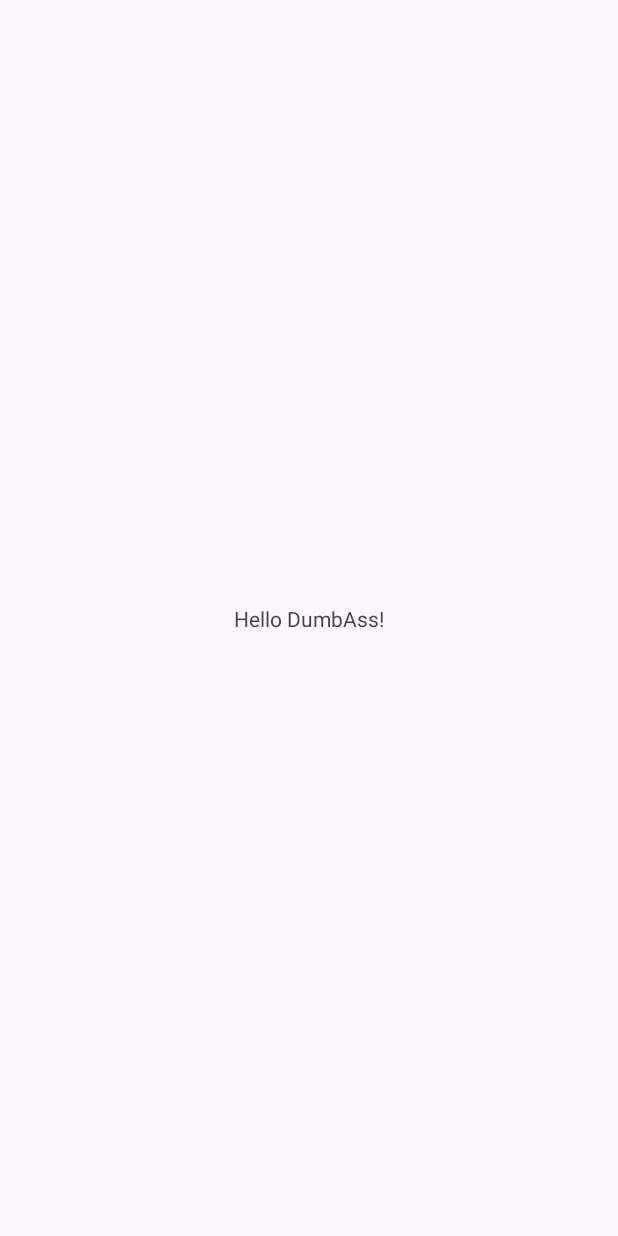
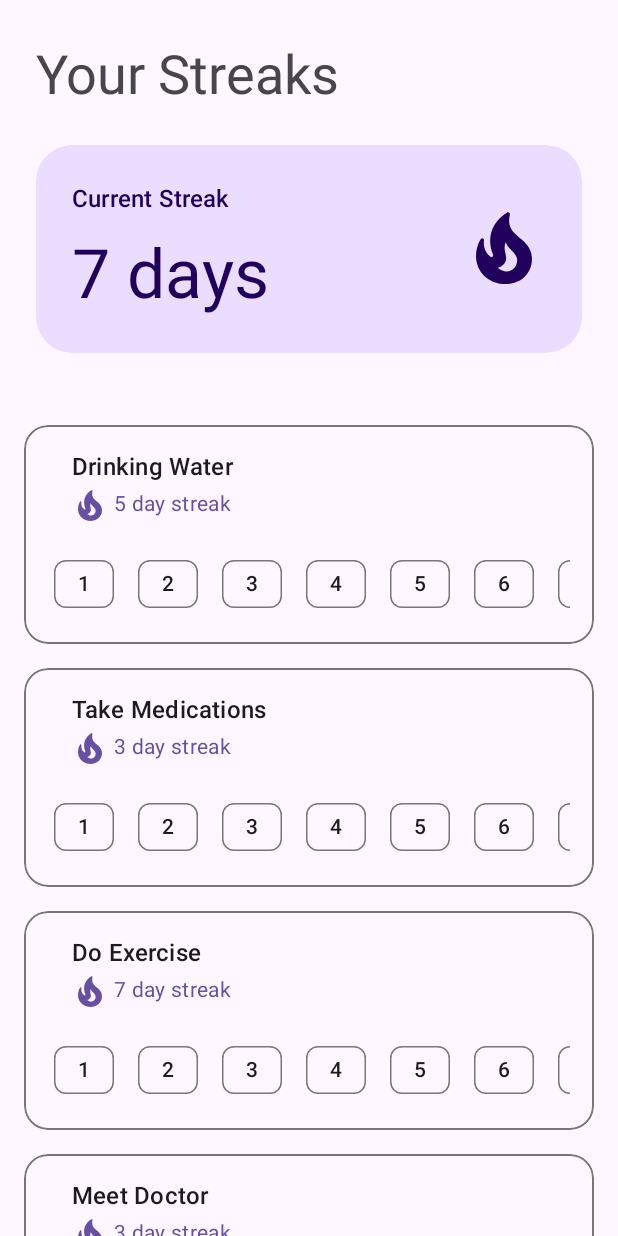
Before and after one commit to E4-Major-Project-2024-Reva-Univeristy/chronic-care-mobile, an Android app: the screen it shows after launch (MainActivity), on a phone screen of 412 x 824 dp. Before the commit the screen is almost empty. Run offline under Robolectric (Android 15) with nearby library versions, the phone set to English and light mode, and no system bars.

Commit message:
feat: add streak page

```diff
--- a/app/build.gradle.kts
+++ b/app/build.gradle.kts
@@ -40,4 +40,5 @@ dependencies {
     testImplementation(libs.junit)
     androidTestImplementation(libs.ext.junit)
     androidTestImplementation(libs.espresso.core)
+    implementation("com.google.android.material:material:1.11.0")
 }
--- a/app/src/main/java/com/e4/chronic_care_mobile/MainActivity.java
+++ b/app/src/main/java/com/e4/chronic_care_mobile/MainActivity.java
@@ -1,12 +1,18 @@
 package com.e4.chronic_care_mobile;
 
 import android.os.Bundle;
+import android.widget.TextView;
 
 import androidx.activity.EdgeToEdge;
 import androidx.appcompat.app.AppCompatActivity;
 import androidx.core.graphics.Insets;
 import androidx.core.view.ViewCompat;
 import androidx.core.view.WindowInsetsCompat;
+import androidx.recyclerview.widget.LinearLayoutManager;
+import androidx.recyclerview.widget.RecyclerView;
+
+import java.util.Arrays;
+import java.util.List;
 
 public class MainActivity extends AppCompatActivity {
     @Override
@@ -19,6 +25,21 @@ public class MainActivity extends AppCompatActivity {
             v.setPadding(systemBars.left, systemBars.top, systemBars.right, systemBars.bottom);
             return insets;
         });
+
+        List<Task> tasksList = Arrays.asList(
+                new Task("Drinking Water", 5, Arrays.asList(true, true, true, true, true, false, false)),
+                new Task("Take Medications", 3, Arrays.asList(true, true, true, false, false, true, false)),
+                new Task("Do Exercise", 7, Arrays.asList(true, true, true, true, true, true, true)),
+                new Task("Meet Doctor", 3, Arrays.asList(true, true, true, true, true, true, true))
+        );
+
+        TaskAdapter adapter = new TaskAdapter(tasksList);
+        RecyclerView recyclerView = findViewById(R.id.tasksRecyclerView);
+        recyclerView.setLayoutManager(new LinearLayoutManager(this));
+        recyclerView.setAdapter(adapter);
+
+        TextView totalStreak = findViewById(R.id.totalStreakTextView);
+        totalStreak.setText("7 days");
     }
 }
 
@@ -32,3 +53,8 @@ public class MainActivity extends AppCompatActivity {
 
 // 1. Streak Manage
 // 2. Tablet Remainder
+
+
+//1. Quiz for the patient
+//2. Streak for doing tasks of patients
+//3. Remainder and alarm for the patient
--- /dev/null
+++ b/app/src/main/java/com/e4/chronic_care_mobile/Task.java
@@ -0,0 +1,19 @@
+package com.e4.chronic_care_mobile;
+
+import java.util.List;
+
+public class Task {
+    private final String name;
+    private final int currentStreak;
+    private final List<Boolean> lastSevenDays;
+
+    public Task(String name, int currentStreak, List<Boolean> lastSevenDays) {
+        this.name = name;
+        this.currentStreak = currentStreak;
+        this.lastSevenDays = lastSevenDays;
+    }
+
+    public String getName() { return name; }
+    public int getCurrentStreak() { return currentStreak; }
+    public List<Boolean> getLastSevenDays() { return lastSevenDays; }
+}
--- /dev/null
+++ b/app/src/main/java/com/e4/chronic_care_mobile/TaskAdapter.java
@@ -0,0 +1,65 @@
+package com.e4.chronic_care_mobile;
+
+import android.view.LayoutInflater;
+import android.view.View;
+import android.view.ViewGroup;
+import android.widget.TextView;
+
+import androidx.annotation.NonNull;
+import androidx.recyclerview.widget.RecyclerView;
+
+import com.google.android.material.chip.Chip;
+import com.google.android.material.chip.ChipGroup;
+
+import java.util.List;
+
+public class TaskAdapter extends RecyclerView.Adapter<TaskAdapter.ViewHolder> {
+    private final List<Task> tasks;
+
+    public TaskAdapter(List<Task> tasks) {
+        this.tasks = tasks;
+    }
+
+    public static class ViewHolder extends RecyclerView.ViewHolder {
+        TextView taskName;
+        TextView streakCount;
+        ChipGroup daysContainer;
+
+        public ViewHolder(View view) {
+            super(view);
+            taskName = view.findViewById(R.id.taskNameTextView);
+            streakCount = view.findViewById(R.id.streakCountTextView);
+            daysContainer = view.findViewById(R.id.daysContainer);
+        }
+    }
+
+    @NonNull
+    @Override
+    public ViewHolder onCreateViewHolder(ViewGroup parent, int viewType) {
+        View view = LayoutInflater.from(parent.getContext())
+                .inflate(R.layout.streak_item, parent, false);
+        return new ViewHolder(view);
+    }
+
+    @Override
+    public void onBindViewHolder(ViewHolder holder, int position) {
+        Task task = tasks.get(position);
+        holder.taskName.setText(task.getName());
+        holder.streakCount.setText(String.format("%d day streak", task.getCurrentStreak()));
+
+        holder.daysContainer.removeAllViews();
+        List<Boolean> days = task.getLastSevenDays();
+        for (int i = 0; i < days.size(); i++) {
+            Chip chip = new Chip(holder.itemView.getContext());
+            chip.setText(String.valueOf(i + 1));
+            chip.setChecked(days.get(i));
+            chip.setCheckable(false);
+            holder.daysContainer.addView(chip);
+        }
+    }
+
+    @Override
+    public int getItemCount() {
+        return tasks.size();
+    }
+}
--- /dev/null
+++ b/app/src/main/res/drawable/circle_background.xml
@@ -0,0 +1,4 @@
+<shape xmlns:android="http://schemas.android.com/apk/res/android"
+    android:shape="oval">
+    <solid android:color="?attr/colorPrimaryContainer" />
+</shape>
--- /dev/null
+++ b/app/src/main/res/drawable/ic_streak_flame.xml
@@ -0,0 +1,5 @@
+<vector xmlns:android="http://schemas.android.com/apk/res/android" android:height="24dp" android:tint="#000000" android:viewportHeight="24" android:viewportWidth="24" android:width="24dp">
+
+    <path android:fillColor="@android:color/white" android:pathData="M19.48,12.35c-1.57,-4.08 -7.16,-4.3 -5.81,-10.23c0.1,-0.44 -0.37,-0.78 -0.75,-0.55C9.29,3.71 6.68,8 8.87,13.62c0.18,0.46 -0.36,0.89 -0.75,0.59c-1.81,-1.37 -2,-3.34 -1.84,-4.75c0.06,-0.52 -0.62,-0.77 -0.91,-0.34C4.69,10.16 4,11.84 4,14.37c0.38,5.6 5.11,7.32 6.81,7.54c2.43,0.31 5.06,-0.14 6.95,-1.87C19.84,18.11 20.6,15.03 19.48,12.35zM10.2,17.38c1.44,-0.35 2.18,-1.39 2.38,-2.31c0.33,-1.43 -0.96,-2.83 -0.09,-5.09c0.33,1.87 3.27,3.04 3.27,5.08C15.84,17.59 13.1,19.76 10.2,17.38z"/>
+
+</vector>
--- /dev/null
+++ b/app/src/main/res/drawable/ic_streak_flame_large.xml
@@ -0,0 +1,5 @@
+<vector xmlns:android="http://schemas.android.com/apk/res/android" android:height="48dp" android:tint="#DC7339" android:viewportHeight="24" android:viewportWidth="24" android:width="48dp">
+
+    <path android:fillColor="@android:color/white" android:pathData="M19.48,12.35c-1.57,-4.08 -7.16,-4.3 -5.81,-10.23c0.1,-0.44 -0.37,-0.78 -0.75,-0.55C9.29,3.71 6.68,8 8.87,13.62c0.18,0.46 -0.36,0.89 -0.75,0.59c-1.81,-1.37 -2,-3.34 -1.84,-4.75c0.06,-0.52 -0.62,-0.77 -0.91,-0.34C4.69,10.16 4,11.84 4,14.37c0.38,5.6 5.11,7.32 6.81,7.54c2.43,0.31 5.06,-0.14 6.95,-1.87C19.84,18.11 20.6,15.03 19.48,12.35zM10.2,17.38c1.44,-0.35 2.18,-1.39 2.38,-2.31c0.33,-1.43 -0.96,-2.83 -0.09,-5.09c0.33,1.87 3.27,3.04 3.27,5.08C15.84,17.59 13.1,19.76 10.2,17.38z"/>
+
+</vector>
--- a/app/src/main/res/layout/activity_main.xml
+++ b/app/src/main/res/layout/activity_main.xml
@@ -1,19 +1,92 @@
 <?xml version="1.0" encoding="utf-8"?>
-<androidx.constraintlayout.widget.ConstraintLayout xmlns:android="http://schemas.android.com/apk/res/android"
+<androidx.coordinatorlayout.widget.CoordinatorLayout
+    xmlns:android="http://schemas.android.com/apk/res/android"
     xmlns:app="http://schemas.android.com/apk/res-auto"
-    xmlns:tools="http://schemas.android.com/tools"
-    android:id="@+id/main"
     android:layout_width="match_parent"
     android:layout_height="match_parent"
-    tools:context=".MainActivity">
+    android:id="@+id/main"
+    android:background="?attr/colorSurface">
 
-    <TextView
-        android:layout_width="wrap_content"
+    <com.google.android.material.appbar.AppBarLayout
+        android:layout_width="match_parent"
         android:layout_height="wrap_content"
-        android:text="Hello DumbAss!"
-        app:layout_constraintBottom_toBottomOf="parent"
-        app:layout_constraintEnd_toEndOf="parent"
-        app:layout_constraintStart_toStartOf="parent"
-        app:layout_constraintTop_toTopOf="parent" />
+        android:background="@android:color/transparent"
+        app:elevation="0dp">
 
-</androidx.constraintlayout.widget.ConstraintLayout>
+        <com.google.android.material.appbar.CollapsingToolbarLayout
+            android:layout_width="match_parent"
+            android:layout_height="wrap_content"
+            app:layout_scrollFlags="scroll|exitUntilCollapsed|snap">
+
+            <androidx.constraintlayout.widget.ConstraintLayout
+                android:layout_width="match_parent"
+                android:layout_height="wrap_content"
+                android:padding="24dp">
+
+                <TextView
+                    android:id="@+id/titleText"
+                    android:layout_width="wrap_content"
+                    android:layout_height="wrap_content"
+                    android:text="Your Streaks"
+                    android:textAppearance="?attr/textAppearanceDisplaySmall"
+                    app:layout_constraintStart_toStartOf="parent"
+                    app:layout_constraintTop_toTopOf="parent"/>
+
+                <com.google.android.material.card.MaterialCardView
+                    android:layout_width="match_parent"
+                    android:layout_height="wrap_content"
+                    android:layout_marginTop="24dp"
+                    app:cardCornerRadius="24dp"
+                    app:cardElevation="0dp"
+                    app:strokeWidth="0dp"
+                    android:backgroundTint="?attr/colorPrimaryContainer"
+                    app:layout_constraintTop_toBottomOf="@id/titleText">
+
+                    <androidx.constraintlayout.widget.ConstraintLayout
+                        android:layout_width="match_parent"
+                        android:layout_height="wrap_content"
+                        android:padding="24dp">
+
+                        <TextView
+                            android:id="@+id/totalStreakLabel"
+                            android:layout_width="wrap_content"
+                            android:layout_height="wrap_content"
+                            android:text="Current Streak"
+                            android:textAppearance="?attr/textAppearanceTitleMedium"
+                            android:textColor="?attr/colorOnPrimaryContainer"
+                            app:layout_constraintStart_toStartOf="parent"
+                            app:layout_constraintTop_toTopOf="parent"/>
+
+                        <TextView
+                            android:id="@+id/totalStreakTextView"
+                            android:layout_width="wrap_content"
+                            android:layout_height="wrap_content"
+                            android:layout_marginTop="8dp"
+                            android:textAppearance="?attr/textAppearanceDisplayMedium"
+                            android:textColor="?attr/colorOnPrimaryContainer"
+                            app:layout_constraintStart_toStartOf="parent"
+                            app:layout_constraintTop_toBottomOf="@id/totalStreakLabel"/>
+
+                        <ImageView
+                            android:layout_width="56dp"
+                            android:layout_height="56dp"
+                            android:src="@drawable/ic_streak_flame"
+                            app:layout_constraintEnd_toEndOf="parent"
+                            app:layout_constraintTop_toTopOf="parent"
+                            app:layout_constraintBottom_toBottomOf="parent"
+                            app:tint="?attr/colorOnPrimaryContainer"/>
+                    </androidx.constraintlayout.widget.ConstraintLayout>
+                </com.google.android.material.card.MaterialCardView>
+            </androidx.constraintlayout.widget.ConstraintLayout>
+        </com.google.android.material.appbar.CollapsingToolbarLayout>
+    </com.google.android.material.appbar.AppBarLayout>
+
+    <androidx.recyclerview.widget.RecyclerView
+        android:id="@+id/tasksRecyclerView"
+        android:layout_width="match_parent"
+        android:layout_height="match_parent"
+        android:clipToPadding="false"
+        android:paddingTop="16dp"
+        android:paddingBottom="16dp"
+        app:layout_behavior="@string/appbar_scrolling_view_behavior"/>
+</androidx.coordinatorlayout.widget.CoordinatorLayout>
--- /dev/null
+++ b/app/src/main/res/layout/streak_item.xml
@@ -0,0 +1,53 @@
+<?xml version="1.0" encoding="utf-8"?>
+<com.google.android.material.card.MaterialCardView
+    xmlns:android="http://schemas.android.com/apk/res/android"
+    xmlns:app="http://schemas.android.com/apk/res-auto"
+    android:layout_width="match_parent"
+    android:layout_height="wrap_content"
+    android:layout_marginHorizontal="16dp"
+    android:layout_marginVertical="8dp"
+    app:cardElevation="0dp"
+    app:strokeWidth="1dp"
+    app:strokeColor="?attr/colorOutline"
+    app:cardCornerRadius="16dp">
+
+    <androidx.constraintlayout.widget.ConstraintLayout
+        android:layout_width="match_parent"
+        android:layout_height="wrap_content"
+        android:padding="16dp">
+
+        <TextView
+            android:id="@+id/taskNameTextView"
+            android:layout_width="0dp"
+            android:layout_height="wrap_content"
+            android:layout_marginStart="16dp"
+            android:textAppearance="?attr/textAppearanceTitleMedium"
+            app:layout_constraintStart_toStartOf="parent"
+            app:layout_constraintEnd_toEndOf="parent"
+            app:layout_constraintTop_toTopOf="parent"/>
+
+        <TextView
+            android:id="@+id/streakCountTextView"
+            android:layout_width="wrap_content"
+            android:layout_height="wrap_content"
+            android:layout_marginTop="4dp"
+            android:drawablePadding="4dp"
+            android:textAppearance="?attr/textAppearanceBodyMedium"
+            android:textColor="?attr/colorPrimary"
+            app:drawableStartCompat="@drawable/ic_streak_flame"
+            app:drawableTint="?attr/colorPrimary"
+            app:layout_constraintStart_toStartOf="@id/taskNameTextView"
+            app:layout_constraintTop_toBottomOf="@id/taskNameTextView"/>
+
+        <com.google.android.material.chip.ChipGroup
+            android:id="@+id/daysContainer"
+            android:layout_width="0dp"
+            android:layout_height="wrap_content"
+            android:layout_marginTop="16dp"
+            app:singleLine="true"
+            app:layout_constraintTop_toBottomOf="@id/streakCountTextView"
+            app:layout_constraintStart_toStartOf="parent"
+            app:layout_constraintEnd_toEndOf="parent"/>
+
+    </androidx.constraintlayout.widget.ConstraintLayout>
+</com.google.android.material.card.MaterialCardView>
--- /dev/null
+++ b/app/src/main/res/layout/streak_view.xml
@@ -0,0 +1,72 @@
+<com.google.android.material.card.MaterialCardView
+    xmlns:android="http://schemas.android.com/apk/res/android"
+    xmlns:app="http://schemas.android.com/apk/res-auto"
+    android:layout_width="match_parent"
+    android:layout_height="wrap_content"
+    android:layout_marginHorizontal="16dp"
+    android:layout_marginVertical="8dp"
+    app:cardElevation="0dp"
+    app:strokeWidth="1dp"
+    app:strokeColor="?attr/colorOutline"
+    app:cardCornerRadius="16dp">
+
+    <androidx.constraintlayout.widget.ConstraintLayout
+        android:layout_width="match_parent"
+        android:layout_height="wrap_content"
+        android:padding="16dp">
+
+        <com.google.android.material.imageview.ShapeableImageView
+            android:id="@+id/taskIcon"
+            android:layout_width="40dp"
+            android:layout_height="40dp"
+            android:background="@drawable/circle_background"
+            android:padding="8dp"
+            app:layout_constraintStart_toStartOf="parent"
+            app:layout_constraintTop_toTopOf="parent"
+            app:tint="?attr/colorPrimary"/>
+
+        <TextView
+            android:id="@+id/taskNameTextView"
+            android:layout_width="0dp"
+            android:layout_height="wrap_content"
+            android:layout_marginStart="16dp"
+            android:textAppearance="?attr/textAppearanceTitleMedium"
+            app:layout_constraintStart_toEndOf="@id/taskIcon"
+            app:layout_constraintEnd_toEndOf="parent"
+            app:layout_constraintTop_toTopOf="@id/taskIcon"/>
+
+        <TextView
+            android:id="@+id/streakCountTextView"
+            android:layout_width="wrap_content"
+            android:layout_height="wrap_content"
+            android:layout_marginTop="4dp"
+            android:drawablePadding="4dp"
+            android:textAppearance="?attr/textAppearanceBodyMedium"
+            android:textColor="?attr/colorPrimary"
+            app:drawableStartCompat="@drawable/ic_streak_flame"
+            app:drawableTint="?attr/colorPrimary"
+            app:layout_constraintStart_toStartOf="@id/taskNameTextView"
+            app:layout_constraintTop_toBottomOf="@id/taskNameTextView"/>
+
+        <com.google.android.material.divider.MaterialDivider
+            android:id="@+id/divider"
+            android:layout_width="match_parent"
+            android:layout_height="wrap_content"
+            android:layout_marginTop="16dp"
+            app:layout_constraintTop_toBottomOf="@id/streakCountTextView"/>
+
+        <HorizontalScrollView
+            android:layout_width="match_parent"
+            android:layout_height="wrap_content"
+            android:layout_marginTop="16dp"
+            android:scrollbars="none"
+            app:layout_constraintTop_toBottomOf="@id/divider">
+
+            <com.google.android.material.chip.ChipGroup
+                android:id="@+id/daysContainer"
+                android:layout_width="wrap_content"
+                android:layout_height="wrap_content"
+                app:singleLine="true"/>
+        </HorizontalScrollView>
+    </androidx.constraintlayout.widget.ConstraintLayout>
+</com.google.android.material.card.MaterialCardView>
--- a/app/src/main/res/values/colors.xml
+++ b/app/src/main/res/values/colors.xml
@@ -2,4 +2,5 @@
 <resources>
     <color name="black">#FF000000</color>
     <color name="white">#FFFFFFFF</color>
+    <color name="streak_color">#FF5722</color>
 </resources>
```
